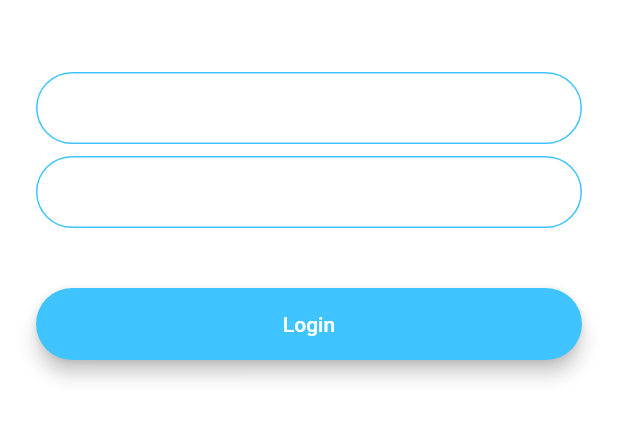
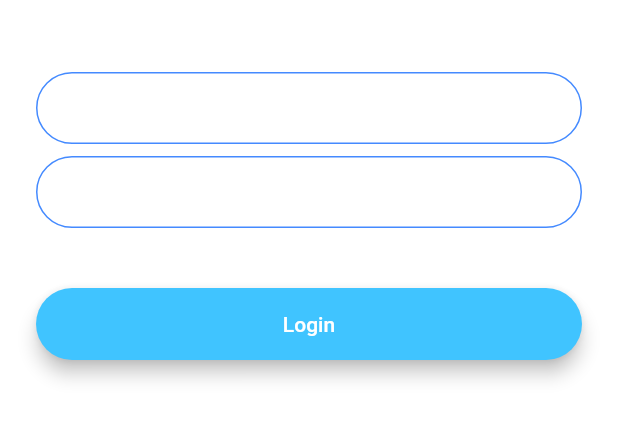
Before and after one commit to Oyekunle-Mark/rango_chat, a Flutter app: the screen it shows after launch, after a tap on "Login", on a phone screen of 412 x 824 dp, the part 576-1018 px from its top. Run offline on Flutter 3.47's test engine with Material 2 defaults, Android fonts, the phone set to English and light mode, and no system bars; our stand-ins replace animated_text_kit.

Commit message:
Reused style in login screen

```diff
--- a/lib/screens/login_screen.dart
+++ b/lib/screens/login_screen.dart
@@ -1,5 +1,6 @@
 import 'package:flutter/material.dart';
 import 'package:flash_chat/components/rounded_button.dart';
+import 'package:flash_chat/constants.dart';
 
 class LoginScreen extends StatefulWidget {
   static String id = 'login_screen';
@@ -33,24 +34,8 @@ class _LoginScreenState extends State<LoginScreen> {
               onChanged: (value) {
                 //Do something with the user input.
               },
-              decoration: InputDecoration(
-                hintText: 'Enter your email',
-                contentPadding:
-                    EdgeInsets.symmetric(vertical: 10.0, horizontal: 20.0),
-                border: OutlineInputBorder(
-                  borderRadius: BorderRadius.all(Radius.circular(32.0)),
-                ),
-                enabledBorder: OutlineInputBorder(
-                  borderSide:
-                      BorderSide(color: Colors.lightBlueAccent, width: 1.0),
-                  borderRadius: BorderRadius.all(Radius.circular(32.0)),
-                ),
-                focusedBorder: OutlineInputBorder(
-                  borderSide:
-                      BorderSide(color: Colors.lightBlueAccent, width: 2.0),
-                  borderRadius: BorderRadius.all(Radius.circular(32.0)),
-                ),
-              ),
+              decoration:
+                  kTextFieldDecoration.copyWith(hintText: 'Enter your email'),
             ),
             SizedBox(
               height: 8.0,
@@ -59,24 +44,8 @@ class _LoginScreenState extends State<LoginScreen> {
               onChanged: (value) {
                 //Do something with the user input.
               },
-              decoration: InputDecoration(
-                hintText: 'Enter your password.',
-                contentPadding:
-                    EdgeInsets.symmetric(vertical: 10.0, horizontal: 20.0),
-                border: OutlineInputBorder(
-                  borderRadius: BorderRadius.all(Radius.circular(32.0)),
-                ),
-                enabledBorder: OutlineInputBorder(
-                  borderSide:
-                      BorderSide(color: Colors.lightBlueAccent, width: 1.0),
-                  borderRadius: BorderRadius.all(Radius.circular(32.0)),
-                ),
-                focusedBorder: OutlineInputBorder(
-                  borderSide:
-                      BorderSide(color: Colors.lightBlueAccent, width: 2.0),
-                  borderRadius: BorderRadius.all(Radius.circular(32.0)),
-                ),
-              ),
+              decoration: kTextFieldDecoration.copyWith(
+                  hintText: 'Enter your password'),
             ),
             SizedBox(
               height: 24.0,
```
